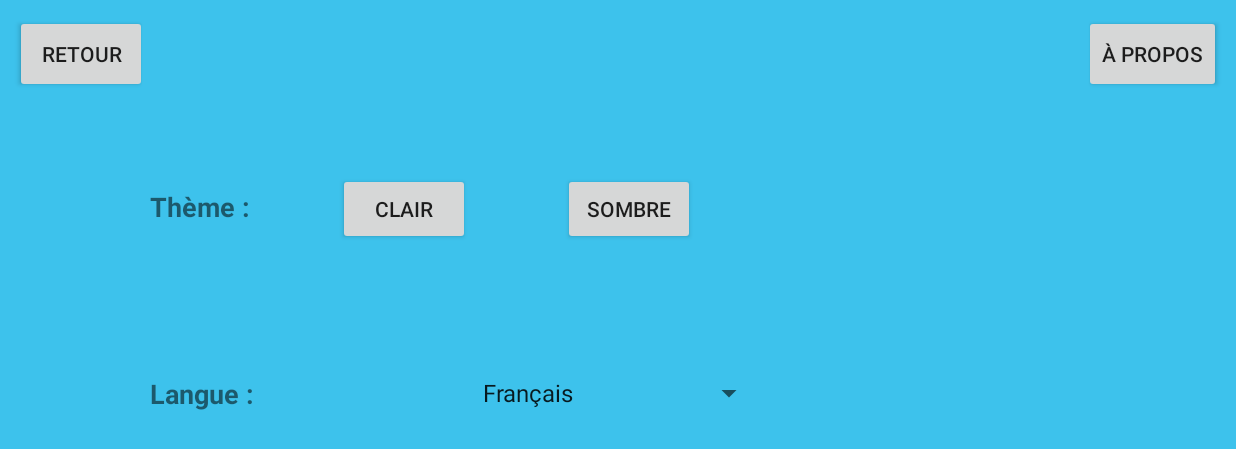
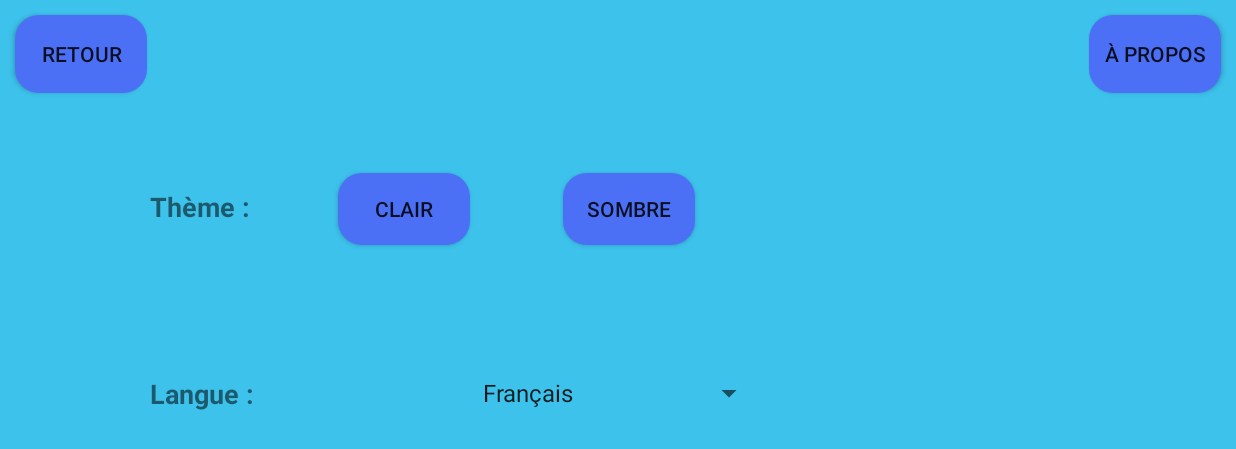
Before and after one commit to Zoro732/PixelParty, an Android app: the OptionActivity screen opened directly, with no data from a screen before it, on a phone screen of 824 x 412 dp (held sideways). Shown: the top 449 px of the screen. Run offline under Robolectric (Android 15) with nearby library versions, the phone set to English and light mode, and no system bars.

Commit message:
MAJ V1 - Correctif code

```diff
--- a/app/src/main/java/com/example/helloworld/OptionActivity.java
+++ b/app/src/main/java/com/example/helloworld/OptionActivity.java
@@ -4,10 +4,8 @@ import androidx.appcompat.app.AppCompatActivity;
 import android.annotation.SuppressLint;
 import android.content.Context;
 import android.content.Intent;
-import android.os.Build;
 import android.os.Bundle;
 import android.os.Vibrator;
-import android.view.MotionEvent;
 import android.view.View;
 import android.widget.ArrayAdapter;
 import android.widget.Button;
@@ -17,42 +15,18 @@ import android.widget.TextView;
 import android.app.AlertDialog;
 
 public class OptionActivity extends AppCompatActivity {
-    private Button backButton; // Changement ici
-    private Vibrator vibrator;
-    private boolean hasVibrated = false; // Booléen pour vérifier si la vibration a déjà eu lieu
-    long[] timings = {0, 100};  // Vibre pendant 100ms, puis s'arrête
     private FrameLayout gameFrame;
 
-    @SuppressLint("ClickableViewAccessibility")
-    @Override
     protected void onCreate(Bundle savedInstanceState) {
         super.onCreate(savedInstanceState);
         hideNavigationBar();
         setContentView(R.layout.activity_option);
 
-        // Obtenir l'instance de Vibrator à partir du contexte actuel
-        vibrator = (Vibrator) getSystemService(Context.VIBRATOR_SERVICE);
-        // Associer le bouton de retour
-        backButton = findViewById(R.id.back);
+        Button backButton = findViewById(R.id.back);
         gameFrame = findViewById(R.id.gameFrame);  // Initialiser le FrameLayout pour le changement de thème
 
         // Définir l'écouteur d'événements pour le bouton retour
         backButton.setOnClickListener(new View.OnClickListener() {
-
-            /*@Override
-            public boolean onTouch(View v, MotionEvent event) {
-                if (event.getAction() == MotionEvent.ACTION_DOWN) {
-                    if (!hasVibrated) {
-                        if (Build.VERSION.SDK_INT >= Build.VERSION_CODES.O) {
-                            vibrator.vibrate(timings, -1);
-                        }
-                        hasVibrated = true;
-                    }
-                } else if (event.getAction() == MotionEvent.ACTION_UP) {
-                    hasVibrated = false;
-                }
-                return true;
-            }*/
             @Override
             public void onClick(View v) {
                 Intent intent = new Intent(OptionActivity.this, MainActivity.class);
@@ -104,7 +78,7 @@ public class OptionActivity extends AppCompatActivity {
             public void onClick(View v) {
                 AlertDialog.Builder builder = new AlertDialog.Builder(OptionActivity.this);
                 builder.setTitle("À propos")
-                        .setMessage("PIXEL PART\n\nApplication développée par AMAURY GIELEN, ILYES RABAOUY, et KACPER WOJTOWIC.\n\nVersion 1.0\n\nDescription de l'application : Jeu de plateforme familiale")
+                        .setMessage("PIXEL PARTY\n\nApplication développée par AMAURY GIELEN, ILYES RABAOUY, et KACPER WOJTOWICZ.\n\nVersion 1.0\n\nDescription de l'application : Jeu de plateforme familiale")
                         .setPositiveButton("OK", null)
                         .show();
             }
--- a/app/src/main/res/layout/activity_option.xml
+++ b/app/src/main/res/layout/activity_option.xml
@@ -33,6 +33,7 @@
             android:layout_width="wrap_content"
             android:layout_height="wrap_content"
             android:layout_marginLeft="375dp"
+            android:background="@drawable/rounded_button"
             android:layout_marginTop="115dp"
             android:text="SOMBRE" />
 
@@ -40,6 +41,7 @@
             android:id="@+id/buttonClair"
             android:layout_width="wrap_content"
             android:layout_height="wrap_content"
+            android:background="@drawable/rounded_button"
             android:layout_marginLeft="225dp"
             android:layout_marginTop="115dp"
             android:text="Clair" />
@@ -65,6 +67,7 @@
         <Button
             android:id="@+id/back"
             android:layout_width="wrap_content"
+            android:background="@drawable/rounded_button"
             android:layout_height="52dp"
             android:layout_marginLeft="10dp"
             android:layout_marginTop="10dp"
@@ -77,6 +80,7 @@
             android:layout_marginTop="10dp"
             android:layout_gravity="right"
             android:layout_marginRight="10dp"
+            android:background="@drawable/rounded_button"
             android:text="À propos" />
 
     </FrameLayout>
```
